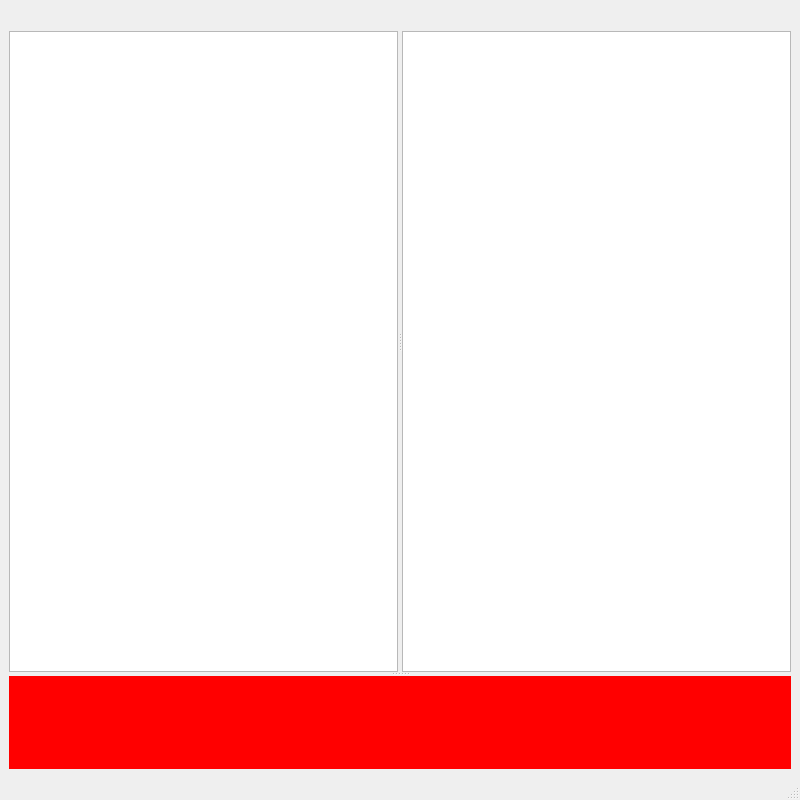
Before: the Qt Designer form mainwindow.ui in uriegel/Kommander, drawn with Qt 5.
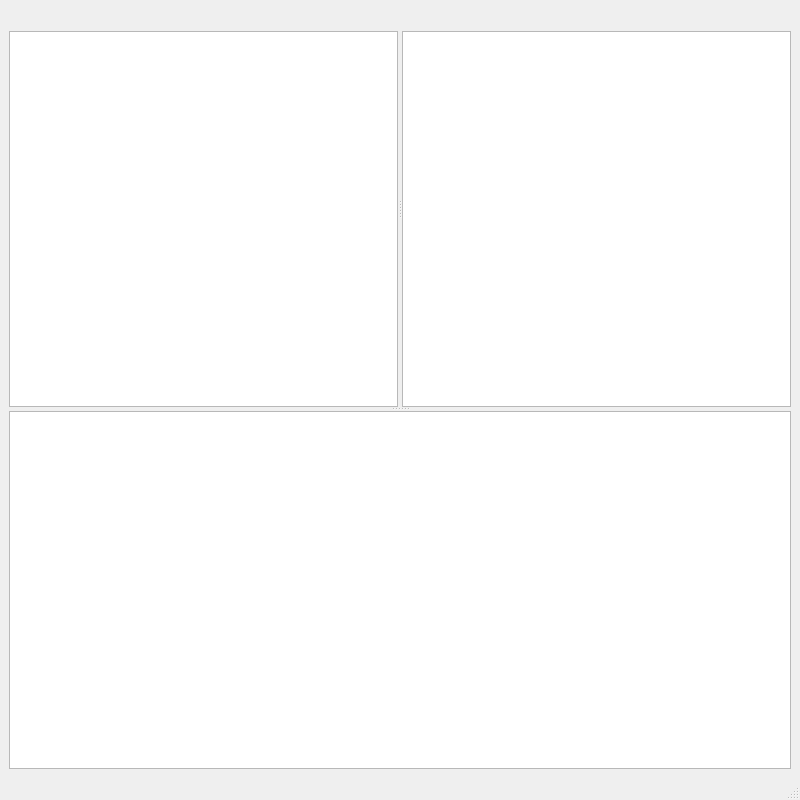
After: the same form once the commit is applied. Icons and pictures are not drawn. Custom widgets are drawn as their Qt base class.

What changed in the file:
```diff
--- a/mainwindow.ui
+++ b/mainwindow.ui
@@ -119,9 +119,33 @@
        </widget>
       </widget>
       <widget class="Viewer" name="viewer" native="true">
-       <property name="styleSheet">
-        <string notr="true">background-color: red;</string>
-       </property>
+       <layout class="QVBoxLayout" name="verticalLayout_3">
+        <property name="leftMargin">
+         <number>0</number>
+        </property>
+        <property name="topMargin">
+         <number>0</number>
+        </property>
+        <property name="rightMargin">
+         <number>0</number>
+        </property>
+        <property name="bottomMargin">
+         <number>0</number>
+        </property>
+        <item>
+         <widget class="QGraphicsView" name="graphicsView">
+          <property name="backgroundBrush">
+           <brush brushstyle="NoBrush">
+            <color alpha="255">
+             <red>0</red>
+             <green>0</green>
+             <blue>0</blue>
+            </color>
+           </brush>
+          </property>
+         </widget>
+        </item>
+       </layout>
       </widget>
      </widget>
     </item>
```
